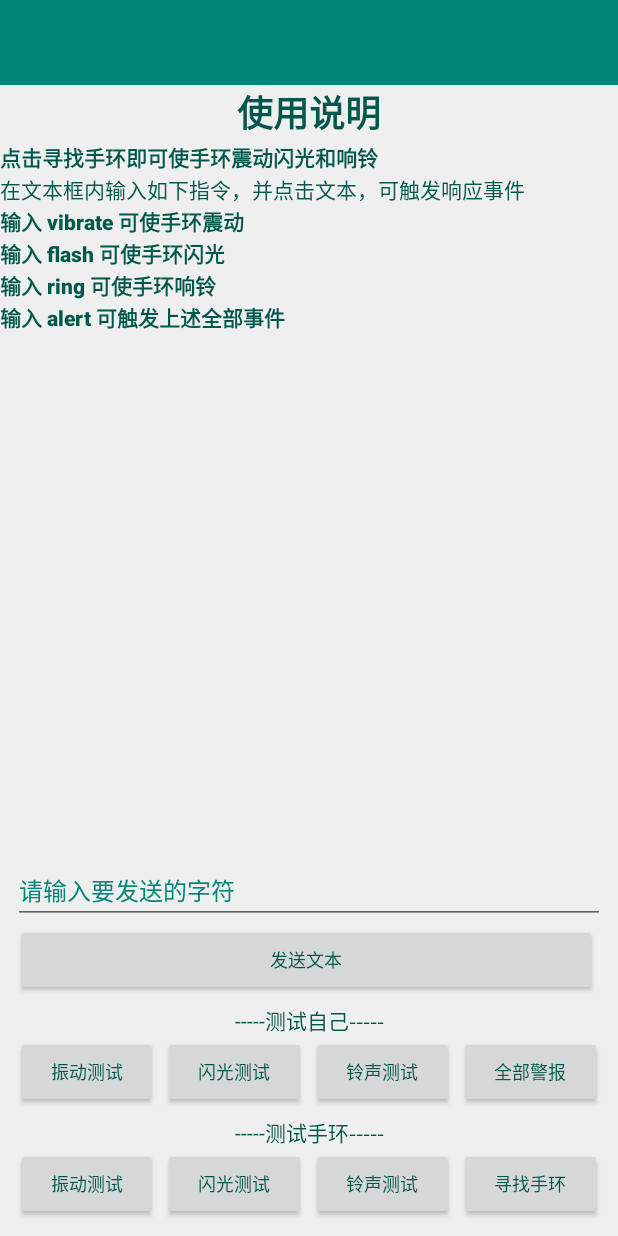
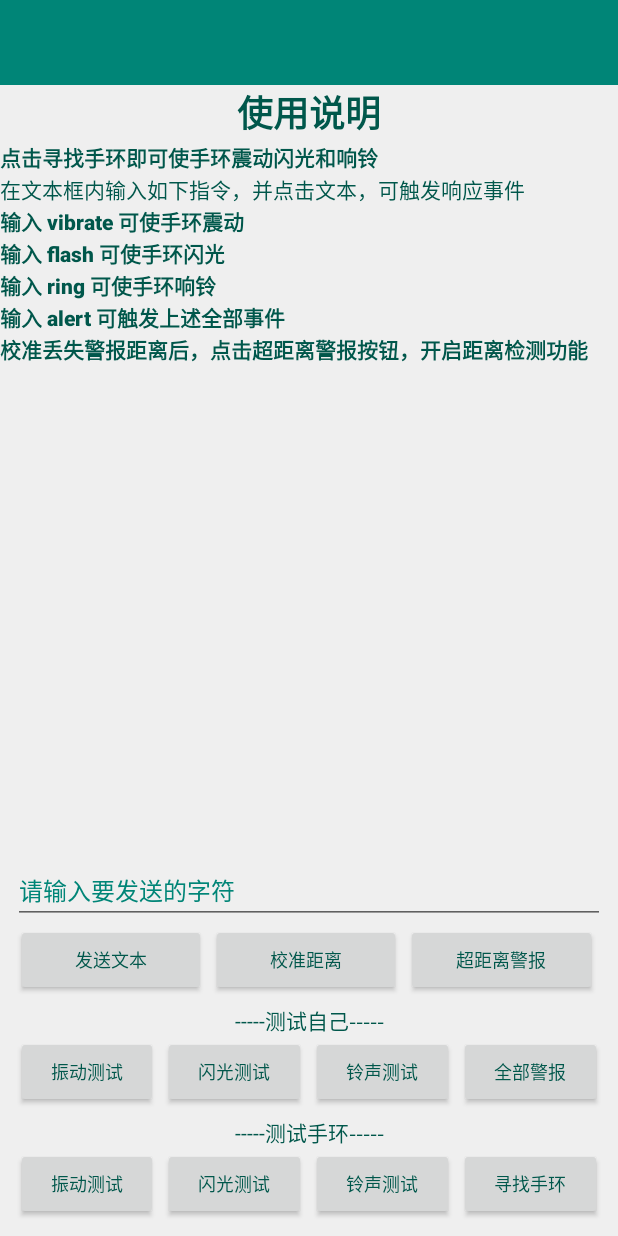
Before and after one commit to VoidK2/BluetoothBand, an Android app: the DebugActivity screen opened directly, with no data from a screen before it, on a phone screen of 412 x 824 dp. Run offline under Robolectric (Android 15) with nearby library versions, the phone set to English and light mode, and no system bars; 4 statements that could not run were skipped.

Commit message:
增加了rssi判断距离的功能

```diff
--- a/bandapp/src/main/java/com/lxy/bleband/base/Callback.java
+++ b/bandapp/src/main/java/com/lxy/bleband/base/Callback.java
@@ -26,12 +26,12 @@ public class Callback extends BluetoothGattCallback {
     public void onConnectionStateChange(BluetoothGatt gatt, int status, int newState) {
         if (status == BluetoothGatt.GATT_SUCCESS) {
             handler.sendEmptyMessage(newState);
-        } else {
+            Log.i("GitCode", "gatt success");
+        }else {
             Log.i("GitCode", "gatt fail");
             handler.sendEmptyMessage(CONNECTED_FAIL);
         }
     }
-
     @Override
     public void onServicesDiscovered(BluetoothGatt gatt, int status) {
         List<BluetoothGattService> services = gatt.getServices();
--- a/bandapp/src/main/java/com/lxy/bleband/client/DeviceActivity.java
+++ b/bandapp/src/main/java/com/lxy/bleband/client/DeviceActivity.java
@@ -131,7 +131,6 @@ public class DeviceActivity extends Activity {
             switch (msg.what) {
                 case ClientService.CONNECTED_SUCCESS:
                     Log.i(TAG, "connected success");
-                    //todo 跳转部分
                     Intent intent = new Intent(DeviceActivity.this, DebugActivity.class);
 //                    Intent intent = new Intent(DeviceActivity.this, ChatActivity.class);
                     intent.putExtra("device", mDevice);
--- a/bandapp/src/main/res/layout/activity_ctrl.xml
+++ b/bandapp/src/main/res/layout/activity_ctrl.xml
@@ -1,8 +1,6 @@
 <?xml version="1.0" encoding="utf-8"?>
 
 <LinearLayout xmlns:android="http://schemas.android.com/apk/res/android"
-    xmlns:app="http://schemas.android.com/apk/res-auto"
-    xmlns:tools="http://schemas.android.com/tools"
     android:layout_width="match_parent"
     android:layout_height="match_parent"
     android:gravity="center_vertical"
@@ -87,6 +85,14 @@
             android:text="输入 alert 可触发上述全部事件"
             android:textColor="#00574B"
             android:fontFamily="sans-serif-black"/>
+
+        <TextView
+            android:id="@+id/textView3"
+            android:layout_width="match_parent"
+            android:layout_height="wrap_content"
+            android:fontFamily="sans-serif-black"
+            android:text="校准丢失警报距离后，点击超距离警报按钮，开启距离检测功能"
+            android:textColor="#00574B" />
     </LinearLayout>
 
     <!-- 页面下布局 -->
@@ -135,6 +141,26 @@
                     android:layout_weight="1"
                     android:textColor="#00574B"
                     android:text="@string/send_text"
+                    android:textSize="@dimen/button_text_size"
+                    />
+                <Button
+                    android:id="@+id/find_rssi"
+                    android:layout_width="0dp"
+                    android:layout_height="wrap_content"
+                    android:layout_marginEnd="3dp"
+                    android:layout_weight="1"
+                    android:textColor="#00574B"
+                    android:text="校准距离"
+                    android:textSize="@dimen/button_text_size"
+                    />
+                <Button
+                    android:id="@+id/start_antilost"
+                    android:layout_width="0dp"
+                    android:layout_height="wrap_content"
+                    android:layout_marginEnd="3dp"
+                    android:layout_weight="1"
+                    android:textColor="#00574B"
+                    android:text="超距离警报"
                     android:textSize="@dimen/button_text_size"
                     />
 
```
Also changed, not shown: bandapp/src/main/java/com/lxy/bleband/base/BleAdapter.java (+6 -3 lines), bandapp/src/main/java/com/lxy/bleband/base/MainActivity.java (+6 -2 lines), bandapp/src/main/res/layout/adapter_ble.xml (+10 -9 lines).
